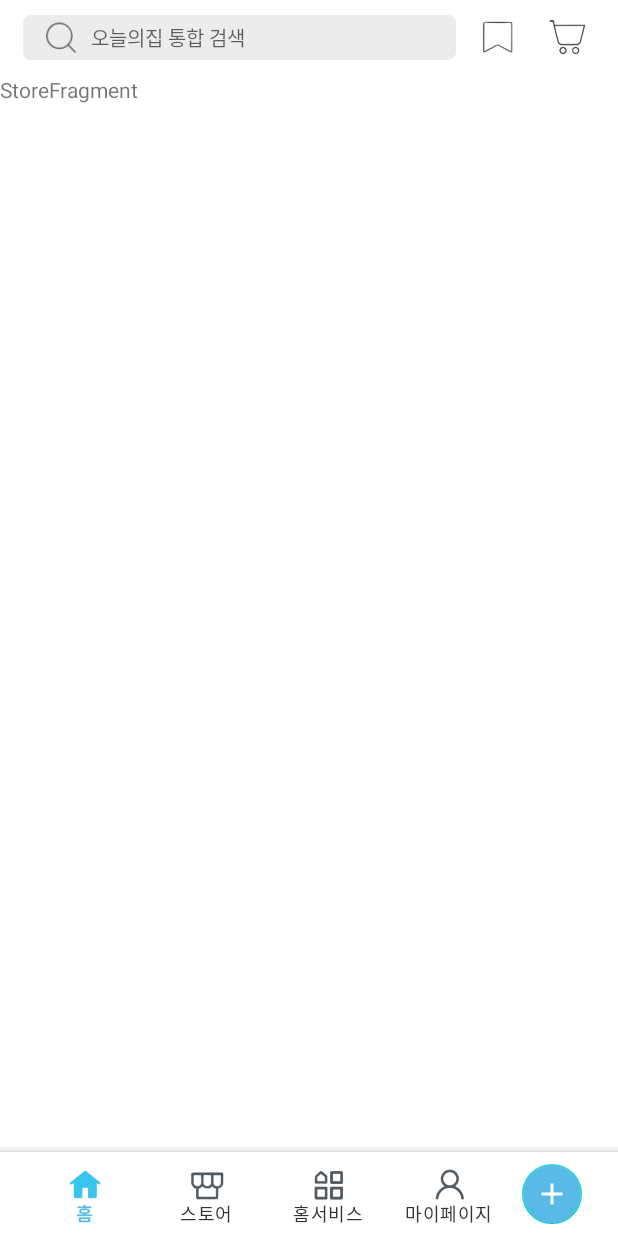
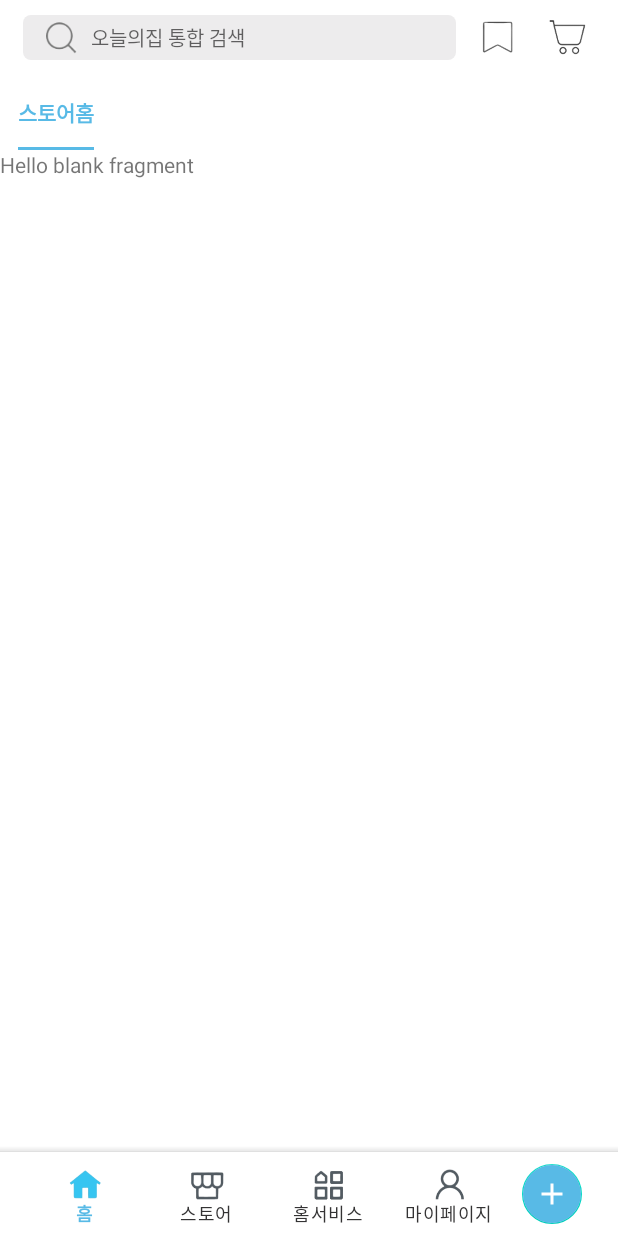
Before and after one commit to mock-rc6/today-s_house_A_aos_lucy, an Android app: the fragment StoreFragment placed in its activity, on a phone screen of 412 x 824 dp. Run offline under Robolectric (Android 15) with nearby library versions, the phone set to English and light mode, and no system bars; 3 statements that could not run were skipped.

Commit message:
store home tab layout 완료, appcompatbutton 오류

```diff
--- a/app/src/main/java/com/example/today_s_house_clon/src/main/MainActivity.kt
+++ b/app/src/main/java/com/example/today_s_house_clon/src/main/MainActivity.kt
@@ -17,10 +17,6 @@ class MainActivity : BaseActivity<ActivityMainBinding>(ActivityMainBinding::infl
 
         // 기존에 등록 된 menu tint 초기화
         binding.mainBottomNav.itemIconTintList = null
-
-
-        //supportFragmentManager.beginTransaction().replace(R.id.fl_container,HomeFragment()).commitAllowingStateLoss()
-
 
         binding.mainBottomNav.run {
             setOnItemSelectedListener { item ->
--- a/app/src/main/java/com/example/today_s_house_clon/src/main/home/HomeFragment.kt
+++ b/app/src/main/java/com/example/today_s_house_clon/src/main/home/HomeFragment.kt
@@ -21,7 +21,6 @@ class HomeFragment : BaseFragment<FragmentHomeBinding>(FragmentHomeBinding::bind
         viewPager = binding.homeViewPager
         tabLayout = binding.homeTabLayout
     }
-
 
     override fun onActivityCreated(savedInstanceState: Bundle?) {
         super.onActivityCreated(savedInstanceState)
--- a/app/src/main/java/com/example/today_s_house_clon/src/main/home/tab/InterestFragment.kt
+++ b/app/src/main/java/com/example/today_s_house_clon/src/main/home/tab/InterestFragment.kt
@@ -1,22 +1,18 @@
 package com.example.today_s_house_clon.src.main.home.tab
 
 import android.os.Bundle
-import androidx.fragment.app.Fragment
-import android.view.LayoutInflater
 import android.view.View
-import android.view.ViewGroup
 import com.example.today_s_house_clon.R
+import com.example.today_s_house_clon.config.BaseFragment
+import com.example.today_s_house_clon.databinding.FragmentInterestBinding
 
 
-class InterestFragment : Fragment() {
+class InterestFragment : BaseFragment<FragmentInterestBinding>(FragmentInterestBinding::bind, R.layout.fragment_interest) {
+
+    override fun onViewCreated(view: View, savedInstanceState: Bundle?) {
+        super.onViewCreated(view, savedInstanceState)
 
 
-    override fun onCreateView(
-        inflater: LayoutInflater, container: ViewGroup?,
-        savedInstanceState: Bundle?
-    ): View? {
-        // Inflate the layout for this fragment
-        return inflater.inflate(R.layout.fragment_interest, container, false)
     }
 
 
--- a/app/src/main/java/com/example/today_s_house_clon/src/main/login/LoginActivity.kt
+++ b/app/src/main/java/com/example/today_s_house_clon/src/main/login/LoginActivity.kt
@@ -92,7 +92,7 @@ class LoginActivity : BaseActivity<ActivityLoginBinding>(ActivityLoginBinding::i
     override fun onPostLoginSuccess(response: LoginResponse) {
         dismissLoadingDialog()
 
-        // 아이디 비밀번호 확인이 완료 될 때 만
+        // 아이디 비밀번호 확인이 완료 될 때 만 화면 전환
         if(response.code == 1000) {
             // 생성된 jwt sp에 저장
             val jwt = response.result.jwt
--- a/app/src/main/java/com/example/today_s_house_clon/src/main/login/join/JoinActivity.kt
+++ b/app/src/main/java/com/example/today_s_house_clon/src/main/login/join/JoinActivity.kt
@@ -1,6 +1,7 @@
 package com.example.today_s_house_clon.src.main.login.join
 
 import android.annotation.SuppressLint
+import android.content.Intent
 import android.os.Bundle
 import android.text.Editable
 import android.text.TextWatcher
@@ -10,8 +11,10 @@ import android.widget.CompoundButton
 import android.widget.TextView
 import androidx.core.content.ContextCompat
 import com.example.today_s_house_clon.R
+import com.example.today_s_house_clon.config.ApplicationClass
 import com.example.today_s_house_clon.config.BaseActivity
 import com.example.today_s_house_clon.databinding.ActivityJoinBinding
+import com.example.today_s_house_clon.src.main.MainActivity
 import com.example.today_s_house_clon.src.main.login.join.models.PostSignUpRequest
 import com.example.today_s_house_clon.src.main.login.join.models.SignUpResponse
 import java.util.regex.Pattern
@@ -43,6 +46,11 @@ class JoinActivity : BaseActivity<ActivityJoinBinding>(ActivityJoinBinding::infl
         binding.joinCheck3.setOnClickListener { onCheckChange(binding.joinCheck3) }
         binding.joinCheck4.setOnClickListener { onCheckChange(binding.joinCheck4) }
         binding.joinCheck5.setOnClickListener { onCheckChange(binding.joinCheck5) }
+
+        // 뒤로가기 버튼
+        binding.btnJoinBackArrow.setOnClickListener {
+            finish()
+        }
 
 
         joinEmail.addTextChangedListener(object : TextWatcher{
@@ -297,12 +305,23 @@ class JoinActivity : BaseActivity<ActivityJoinBinding>(ActivityJoinBinding::infl
 
     override fun onPostSignUpSuccess(response: SignUpResponse) {
         dismissLoadingDialog()
-        // intent
-        // sp
-//        val id = response.result.userId
-//        val jwt = response.result.jwt
-        // 회원가입 Activity 종료 후 메인화면으로 이동
-        finish()
+        // 아이디 비밀번호 확인이 완료 될 때 만 화면 전환
+        if(response.code == 1000) {
+            // 생성된 jwt sp에 저장
+            val jwt = response.result.jwt
+            val editor = ApplicationClass.sSharedPreferences.edit()
+            editor.putString("jwt", "$jwt")
+            // 어플 재실행시 로그인 여부 저장
+            editor.putBoolean("login", true)
+            editor.apply()
+            // 액티비티 하나만 실행되고 나머지는 다 삭제
+            val intent = Intent(this, MainActivity::class.java)
+            intent.flags = Intent.FLAG_ACTIVITY_NEW_TASK or Intent.FLAG_ACTIVITY_CLEAR_TASK
+            startActivity(intent)
+            finish()
+        } else {
+            showCustomToast(response.message.toString())
+        }
     }
 
     override fun onPostSignUpFailure(message: String) {
--- a/app/src/main/java/com/example/today_s_house_clon/src/main/store/StoreFragment.kt
+++ b/app/src/main/java/com/example/today_s_house_clon/src/main/store/StoreFragment.kt
@@ -5,16 +5,55 @@ import androidx.fragment.app.Fragment
 import android.view.LayoutInflater
 import android.view.View
 import android.view.ViewGroup
+import androidx.viewpager2.widget.ViewPager2
 import com.example.today_s_house_clon.R
+import com.example.today_s_house_clon.config.BaseFragment
+import com.example.today_s_house_clon.databinding.FragmentHomeBinding
+import com.example.today_s_house_clon.databinding.FragmentStoreBinding
+import com.example.today_s_house_clon.src.main.home.HomePagerAdapter
+import com.example.today_s_house_clon.src.main.home.tab.*
+import com.example.today_s_house_clon.src.main.store.tab.StoreHomeFragment
+import com.google.android.material.tabs.TabLayout
+import com.google.android.material.tabs.TabLayoutMediator
 
-class StoreFragment : Fragment() {
+class StoreFragment : BaseFragment<FragmentStoreBinding>(FragmentStoreBinding::bind, R.layout.fragment_store) {
 
-    override fun onCreateView(
-        inflater: LayoutInflater, container: ViewGroup?,
-        savedInstanceState: Bundle?
-    ): View? {
-        // Inflate the layout for this fragment
-        return inflater.inflate(R.layout.fragment_store, container, false)
+    private lateinit var viewPager: ViewPager2
+    private lateinit var tabLayout: TabLayout
+
+    override fun onViewCreated(view: View, savedInstanceState: Bundle?) {
+        super.onViewCreated(view, savedInstanceState)
+
+        viewPager = binding.storeViewPager
+        tabLayout = binding.storeTabLayout
+
     }
 
+    override fun onActivityCreated(savedInstanceState: Bundle?) {
+        super.onActivityCreated(savedInstanceState)
+
+        val pagerAdapter = StorePagerAdapter(requireActivity())
+
+        // fragment 추가
+        pagerAdapter.addFragment(StoreHomeFragment(), "스토어홈")
+//        pagerAdapter.addFragment(StoreHomeFragment(), "베스트")
+//        pagerAdapter.addFragment(StoreHomeFragment(), "오늘의딜")
+//        pagerAdapter.addFragment(StoreHomeFragment(), "7월한정특가")
+//        pagerAdapter.addFragment(StoreHomeFragment(), "주말반짝세일")
+//        pagerAdapter.addFragment(StoreHomeFragment(),"빠른배송")
+//        pagerAdapter.addFragment(StoreHomeFragment(), "오!굿즈")
+//        pagerAdapter.addFragment(StoreHomeFragment(),"프리미엄")
+//        pagerAdapter.addFragment(StoreHomeFragment(), "기획전")
+
+        // adapter 연결
+        viewPager.adapter = pagerAdapter
+        viewPager.orientation = ViewPager2.ORIENTATION_HORIZONTAL
+
+
+
+        TabLayoutMediator(tabLayout, viewPager) { tab, position ->
+            tab.text = pagerAdapter.tabList[position]
+        }.attach()
+
+    }
 }
--- /dev/null
+++ b/app/src/main/java/com/example/today_s_house_clon/src/main/store/StorePagerAdapter.kt
@@ -0,0 +1,21 @@
+package com.example.today_s_house_clon.src.main.store
+
+import androidx.fragment.app.Fragment
+import androidx.fragment.app.FragmentActivity
+import androidx.viewpager2.adapter.FragmentStateAdapter
+
+class StorePagerAdapter(fragmentActivity: FragmentActivity): FragmentStateAdapter(fragmentActivity) {
+
+    var fragments : ArrayList<Fragment> = ArrayList()
+    var tabList : ArrayList<String> = ArrayList()
+
+    override fun getItemCount(): Int = fragments.size
+
+    override fun createFragment(position: Int): Fragment = fragments[position]
+
+    fun addFragment(fragment: Fragment, tab: String) {
+        fragments.add(fragment)
+        tabList.add(tab)
+        notifyItemInserted(fragments.size - 1)
+    }
+}
--- /dev/null
+++ b/app/src/main/java/com/example/today_s_house_clon/src/main/store/tab/StoreHomeFragment.kt
@@ -0,0 +1,21 @@
+package com.example.today_s_house_clon.src.main.store.tab
+
+import android.os.Bundle
+import androidx.fragment.app.Fragment
+import android.view.LayoutInflater
+import android.view.View
+import android.view.ViewGroup
+import com.example.today_s_house_clon.R
+import com.example.today_s_house_clon.config.BaseFragment
+import com.example.today_s_house_clon.databinding.FragmentInterestBinding
+import com.example.today_s_house_clon.databinding.FragmentStoreHomeBinding
+
+class StoreHomeFragment : BaseFragment<FragmentStoreHomeBinding>(FragmentStoreHomeBinding::bind, R.layout.fragment_store_home) {
+
+    override fun onViewCreated(view: View, savedInstanceState: Bundle?) {
+        super.onViewCreated(view, savedInstanceState)
+
+
+    }
+
+}
--- a/app/src/main/res/layout/fragment_store.xml
+++ b/app/src/main/res/layout/fragment_store.xml
@@ -1,13 +1,37 @@
 <?xml version="1.0" encoding="utf-8"?>
-<FrameLayout xmlns:android="http://schemas.android.com/apk/res/android"
+<androidx.constraintlayout.widget.ConstraintLayout xmlns:android="http://schemas.android.com/apk/res/android"
     xmlns:tools="http://schemas.android.com/tools"
     android:layout_width="match_parent"
     android:layout_height="match_parent"
+    xmlns:app="http://schemas.android.com/apk/res-auto"
     tools:context=".src.main.store.StoreFragment">
 
-    <TextView
+    <com.google.android.material.tabs.TabLayout
+        android:id="@+id/store_tab_layout"
         android:layout_width="match_parent"
-        android:layout_height="match_parent"
-        android:text="StoreFragment" />
+        android:layout_height="50dp"
+        app:layout_constraintStart_toStartOf="parent"
+        app:layout_constraintEnd_toEndOf="parent"
+        app:layout_constraintTop_toTopOf="parent"
+        app:tabMode="scrollable"
+        app:tabIndicatorColor="@color/main_color"
+        app:tabTextColor="@color/black"
+        app:tabSelectedTextColor="@color/main_color"
+        app:tabRippleColor="#00000000"
+        app:tabTextAppearance="@style/tabTextAppearance"
+        app:tabIndicatorFullWidth="false"
+        app:tabGravity="fill"
+        app:tabMinWidth="3dp"
+        />
 
-</FrameLayout>
+    <androidx.viewpager2.widget.ViewPager2
+        android:id="@+id/store_view_pager"
+        android:layout_width="match_parent"
+        android:layout_height="0dp"
+        android:layoutDirection="ltr"
+        app:layout_constraintStart_toStartOf="parent"
+        app:layout_constraintEnd_toEndOf="parent"
+        app:layout_constraintTop_toBottomOf="@+id/store_tab_layout"
+        app:layout_constraintBottom_toBottomOf="parent"/>
+
+</androidx.constraintlayout.widget.ConstraintLayout>
--- /dev/null
+++ b/app/src/main/res/layout/fragment_store_home.xml
@@ -0,0 +1,14 @@
+<?xml version="1.0" encoding="utf-8"?>
+<FrameLayout xmlns:android="http://schemas.android.com/apk/res/android"
+    xmlns:tools="http://schemas.android.com/tools"
+    android:layout_width="match_parent"
+    android:layout_height="match_parent"
+    tools:context=".src.main.store.tab.StoreHomeFragment">
+
+    <!-- TODO: Update blank fragment layout -->
+    <TextView
+        android:layout_width="match_parent"
+        android:layout_height="match_parent"
+        android:text="@string/hello_blank_fragment" />
+
+</FrameLayout>
--- a/app/src/main/res/values/strings.xml
+++ b/app/src/main/res/values/strings.xml
@@ -45,5 +45,7 @@
     <!--home fragment-->
     <string name="shopping">쇼핑하기</string>
     <string name="rv_title">싱글을 위한 집들이</string>
+    <!-- TODO: Remove or change this placeholder text -->
+    <string name="hello_blank_fragment">Hello blank fragment</string>
 
 </resources>
```
